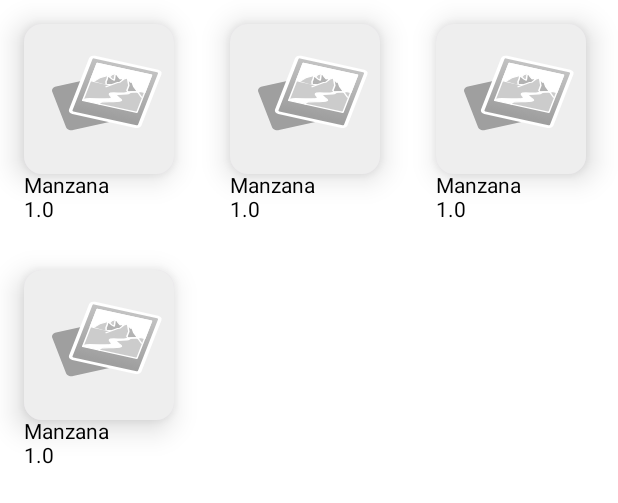
After one commit to dkleoo/RealidadAumentada, an Android app built with Jetpack Compose: the @Preview function Products, on a phone screen of 412 x 824 dp. The commit adds this screen. Shown: the top 503 px of the screen. Run offline under Robolectric (Android 15) with nearby library versions, the phone set to English and light mode, and no system bars; libraries missing offline, so code that uses them is left out: org.rajawali3d.view; pictures from the network do not load.

Commit message:
se agrega avances

```diff
--- /dev/null
+++ b/app/src/main/java/com/example/realidadaumentada/api/ApiService.kt
@@ -0,0 +1,5 @@
+package com.example.proyectocafee.api
+
+interface ApiService {
+
+}
--- /dev/null
+++ b/app/src/main/java/com/example/realidadaumentada/api/request/ProductsModel.kt
@@ -0,0 +1,9 @@
+package com.example.realidadaumentada.api.request
+
+data class ProductsModel(
+    val name: String,
+    val description: String,
+    val price: Double,
+    val image: String,
+    val model: String
+)
--- /dev/null
+++ b/app/src/main/java/com/example/realidadaumentada/ui/Products.kt
@@ -0,0 +1,102 @@
+package com.example.realidadaumentada.ui
+
+import androidx.compose.foundation.clickable
+import androidx.compose.foundation.layout.Column
+import androidx.compose.foundation.layout.fillMaxSize
+import androidx.compose.foundation.layout.height
+import androidx.compose.foundation.layout.padding
+import androidx.compose.foundation.layout.width
+import androidx.compose.foundation.lazy.grid.GridCells
+import androidx.compose.foundation.lazy.grid.LazyVerticalGrid
+import androidx.compose.foundation.lazy.grid.items
+import androidx.compose.material3.Card
+import androidx.compose.material3.CardDefaults
+import androidx.compose.material3.Surface
+import androidx.compose.material3.Text
+import androidx.compose.runtime.Composable
+import androidx.compose.runtime.getValue
+import androidx.compose.runtime.mutableStateOf
+import androidx.compose.runtime.remember
+import androidx.compose.runtime.setValue
+import androidx.compose.ui.Modifier
+import androidx.compose.ui.layout.ContentScale
+import androidx.compose.ui.res.painterResource
+import androidx.compose.ui.tooling.preview.Preview
+import androidx.compose.ui.unit.dp
+import androidx.compose.ui.viewinterop.AndroidView
+import coil.compose.AsyncImage
+import com.example.realidadaumentada.BasicRenderer
+import com.example.realidadaumentada.R
+import com.example.realidadaumentada.api.request.ProductsModel
+import org.rajawali3d.view.ISurface
+import org.rajawali3d.view.SurfaceView
+
+@Preview(showBackground = true, showSystemUi = true)
+@Composable
+fun Products() {
+
+    var showModel by remember { mutableStateOf(false) }
+    val products = listOf(
+        ProductsModel("Manzana", "Manzan verde", 1.0, "",""),
+        ProductsModel("Manzana", "Manzan verde", 1.0, "",""),
+        ProductsModel("Manzana", "Manzan verde", 1.0, "",""),
+        ProductsModel("Manzana", "Manzan verde", 1.0, "",""),
+    )
+
+    LazyVerticalGrid(
+        columns = GridCells.Fixed(3),
+        modifier = Modifier.fillMaxSize()
+    ) {
+        items(products) { product ->
+            Column (
+                modifier = Modifier.padding(16.dp)
+            ) {
+                Card (
+                    modifier = Modifier
+                        .width(100.dp)
+                        .height(100.dp)
+                        .clickable {
+                            showModel = !showModel
+                        },
+                    elevation = CardDefaults.elevatedCardElevation(12.dp),
+                ) {
+                    AsyncImage(
+                        model = product.image,
+                        contentDescription = null,
+                        error = painterResource(id = R.drawable.ic_place_holder),
+                        placeholder = painterResource(id = R.drawable.ic_place_holder),
+                        contentScale = ContentScale.Crop,
+                        modifier = Modifier.fillMaxSize(),
+                    )
+                }
+                Text(
+                    text = product.name
+                )
+                Text(
+                    text = product.price.toString()
+                )
+            }
+        }
+    }
+
+    if(showModel) {
+        Surface {
+            AndroidView(
+                factory = { context ->
+                    val surface = SurfaceView(context).apply {
+                        setFrameRate(60.0)
+                        renderMode = ISurface.RENDERMODE_WHEN_DIRTY
+                    }
+                    val renderer = BasicRenderer(context)
+                    surface.setSurfaceRenderer(renderer)
+
+                    surface
+                },
+                modifier = Modifier
+                    .width(250.dp)
+                    .height(250.dp)
+            )
+        }
+    }
+
+}
--- /dev/null
+++ b/app/src/main/res/drawable/ic_place_holder.xml
@@ -0,0 +1,98 @@
+<vector xmlns:android="http://schemas.android.com/apk/res/android"
+    xmlns:aapt="http://schemas.android.com/aapt"
+    android:width="400.78dp"
+    android:height="300.01dp"
+    android:viewportWidth="300.78"
+    android:viewportHeight="300.01">
+  <path
+      android:pathData="M7.01,0L322.76,0A7.01,7.01 0,0 1,329.78 7.01L329.78,398.99A7.01,7.01 0,0 1,322.76 406.01L7.01,406.01A7.01,7.01 0,0 1,0 398.99L0,7.01A7.01,7.01 0,0 1,7.01 0z"
+      android:strokeLineJoin="round"
+      android:strokeWidth="1.59331"
+      android:fillColor="#eeeeee"
+      android:strokeColor="#00000000"
+      android:fillType="nonZero"
+      android:strokeLineCap="round"/>
+  <path
+      android:pathData="M85.64,125.21L148.69,106.72A8.4,8.4 118.66,0 1,159.11 112.42L179.84,183.12A8.4,8.4 118.66,0 1,174.14 193.54L111.1,212.02A8.4,8.4 118.66,0 1,100.68 206.33L79.95,135.63A8.4,8.4 118.66,0 1,85.64 125.21z"
+      android:strokeLineJoin="round"
+      android:strokeWidth="2.2995"
+      android:fillColor="#9f9f9f"
+      android:strokeColor="#00000000"
+      android:fillType="nonZero"
+      android:strokeLineCap="round"/>
+  <path
+      android:pathData="M143.45,66.22L238.12,93.94A4.6,4.6 61.32,0 1,241.24 99.64L211.24,202.11A4.6,4.6 61.32,0 1,205.53 205.23L110.87,177.51A4.6,4.6 61.32,0 1,107.75 171.81L137.75,69.34A4.6,4.6 61.32,0 1,143.45 66.22z"
+      android:strokeLineJoin="round"
+      android:strokeWidth="5.398"
+      android:strokeColor="#ffffff"
+      android:fillType="nonZero"
+      android:strokeLineCap="round">
+    <aapt:attr name="android:fillColor">
+      <gradient
+          android:startX="202.45"
+          android:startY="89.02"
+          android:endX="172.2"
+          android:endY="186.63"
+          android:type="linear">
+        <item android:offset="0" android:color="#FFC2C2C2"/>
+        <item android:offset="1" android:color="#FF9F9F9F"/>
+      </gradient>
+    </aapt:attr>
+  </path>
+  <path
+      android:pathData="M147.52,78.41l81.37,23.83l-21.83,74.56l-81.37,-23.83z"
+      android:strokeLineJoin="round"
+      android:strokeWidth="2.26"
+      android:fillColor="#cccccc"
+      android:strokeColor="#ffffff"
+      android:fillType="evenOdd"
+      android:strokeLineCap="round"/>
+  <path
+      android:pathData="M147.52,78.41l81.37,23.83l-10.19,34.8l-81.37,-23.83z"
+      android:strokeLineJoin="round"
+      android:strokeWidth="2.26"
+      android:fillColor="#ffffff"
+      android:strokeColor="#ffffff"
+      android:fillType="evenOdd"
+      android:strokeLineCap="round"/>
+  <path
+      android:pathData="m142.3,114.66 l8.97,-7.01 12.22,-4.55 1.73,3.85 4.13,-5.75 1.5,-0.1 3.57,-4.03 21.09,38.56"
+      android:strokeLineJoin="round"
+      android:strokeWidth="2.26"
+      android:fillColor="#cccccc"
+      android:strokeColor="#ffffff"
+      android:fillType="evenOdd"
+      android:strokeLineCap="round"/>
+  <path
+      android:pathData="m174.43,97.08c-0.12,2.93 -0.33,5.85 -0.62,8.77 -0.22,2.21 -0.49,4.42 -0.8,6.62l-3.31,-2.26 -6.21,-7.11 -1.37,7.95 -1.47,4.03 0.19,5.52 12.7,1.6L188.5,122.79 184.33,107.64 182,109.64 178.58,104.66Z"
+      android:strokeLineJoin="round"
+      android:strokeWidth="2.26"
+      android:fillColor="#b3b3b3"
+      android:strokeColor="#ffffff"
+      android:fillType="evenOdd"
+      android:strokeLineCap="round"/>
+  <path
+      android:pathData="m160.73,125.45 l17.18,-8.36 3.54,-0.71 6.06,-6.17 5.35,-2.34 21.09,38.56"
+      android:strokeLineJoin="round"
+      android:strokeWidth="2.26"
+      android:fillColor="#cccccc"
+      android:strokeColor="#ffffff"
+      android:fillType="evenOdd"
+      android:strokeLineCap="round"/>
+  <path
+      android:pathData="m192.86,107.88 l2.03,15.15l-1.46,4.99 -1.46,4.99l2.78,4.32c1.39,-0.75 2.92,-1.27 4.48,-1.51 2.8,-0.44 5.65,-0.03 8.48,0.03 1.15,0.03 2.33,-0.01 3.4,-0.42 0.27,-0.1 0.54,-0.23 0.79,-0.38l-4.97,-1.46l-4.75,-8.69 -2.57,-9.55 -2.13,0.97z"
+      android:strokeLineJoin="round"
+      android:strokeWidth="2.26"
+      android:fillColor="#b3b3b3"
+      android:strokeColor="#ffffff"
+      android:fillType="evenOdd"
+      android:strokeLineCap="round"/>
+  <path
+      android:pathData="m150.54,160.25c0.4,-1.61 -0.61,-3.35 4.33,-4.25 6.05,-1.11 22.6,0.16 28.12,-2.56 4.08,-2.01 -9.84,-9.66 -6.25,-12.46 1.63,-1.27 10.75,-0.44 15.08,-1.03 4.1,-0.56 3.47,-2.55 6.66,-3.44 3.08,-0.87 12.28,0.04 13.42,-1.47 -2.24,1.24 -12.4,0.04 -16.37,0.6 -4.19,0.59 -4.52,2.26 -9.62,2.49 -5.49,0.24 -15.77,-0.92 -18.5,0.07 -5.72,2.08 5.7,9.33 -0.23,10.73C159.16,150.82 140.33,148.86 132.11,149.46c-5.68,0.41 -5.57,1.56 -6.43,3.52"
+      android:strokeLineJoin="round"
+      android:strokeWidth="2.26"
+      android:fillColor="#ffffff"
+      android:strokeColor="#ffffff"
+      android:fillType="evenOdd"
+      android:strokeLineCap="round"/>
+</vector>
```
Also changed, not shown: app/build.gradle.kts (+18 -0 lines), app/src/main/java/com/example/realidadaumentada/MainActivity.kt (+15 -13 lines), app/src/main/java/com/example/realidadaumentada/api/ApiModule.kt (added, +41 -0 lines), app/src/main/java/com/example/realidadaumentada/api/response/BodyResponse.kt (added, +15 -0 lines), app/src/main/java/com/example/realidadaumentada/api/response/LsData.kt (added, +7 -0 lines), app/src/main/java/com/example/realidadaumentada/ui/ProductsRepository.kt (added, +7 -0 lines), app/src/main/java/com/example/realidadaumentada/ui/ProductsViewModel.kt (added, +7 -0 lines), app/src/main/java/com/example/realidadaumentada/utils/ConstantsKotlin.kt (added, +8 -0 lines), gradle/libs.versions.toml (+26 -0 lines).
